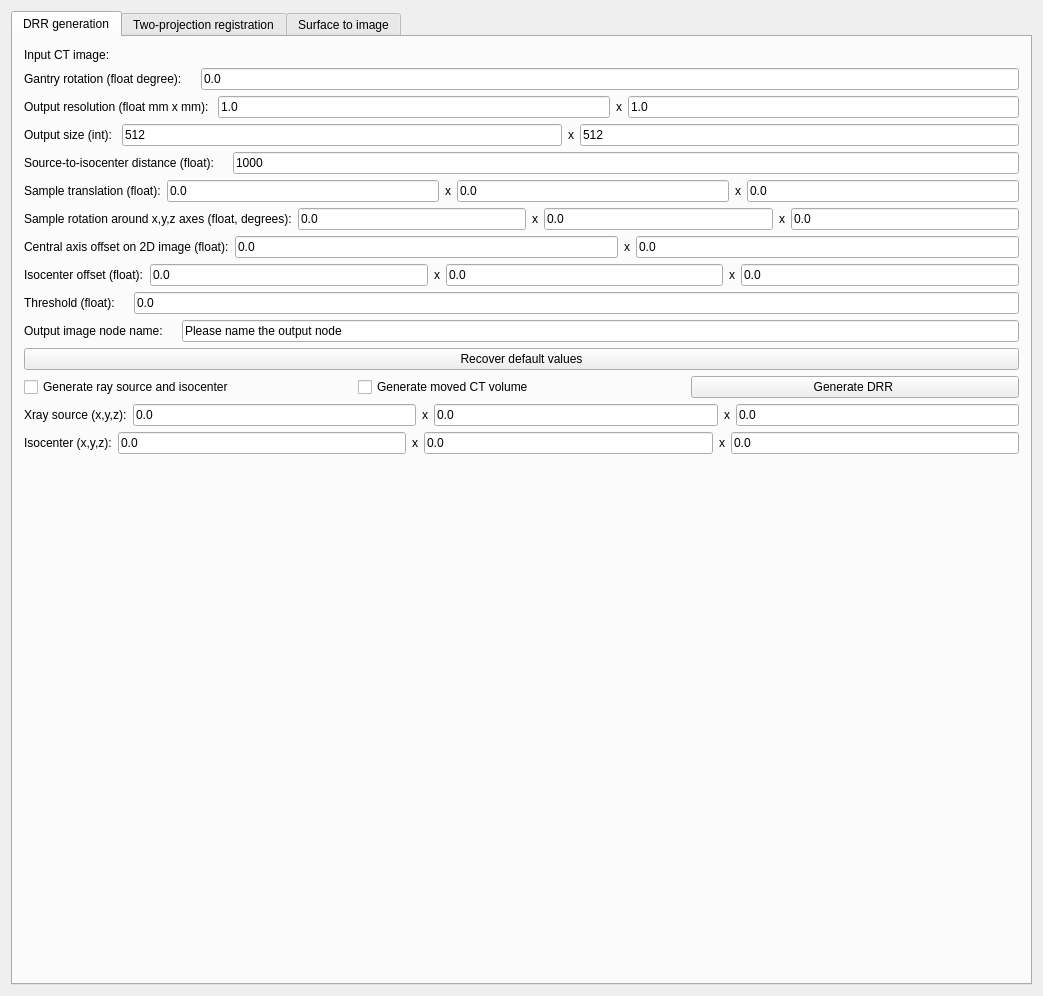
zzhou7/MITK_lancet, file Plugins/org.mitk.lancet.nodeeditor/src/internal/NodeEditorControls.ui: the form before one commit.
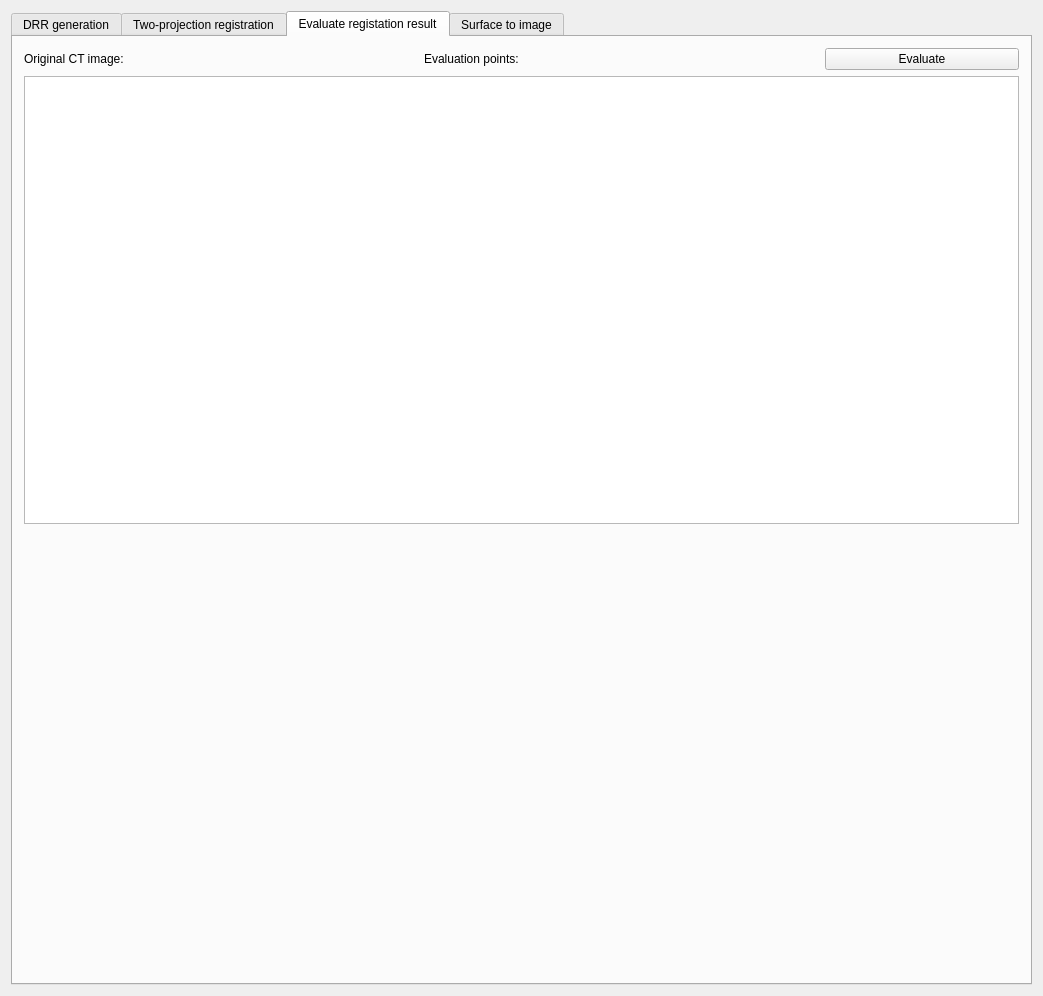
The form after the commit. Custom widgets are drawn as their Qt base class.

Commit message:
registration evaluation
add registration evaluation

The edit to the form file:
```diff
--- a/Plugins/org.mitk.lancet.nodeeditor/src/internal/NodeEditorControls.ui
+++ b/Plugins/org.mitk.lancet.nodeeditor/src/internal/NodeEditorControls.ui
@@ -23,7 +23,7 @@
    <item>
     <widget class="QTabWidget" name="tabWidget">
      <property name="currentIndex">
-      <number>0</number>
+      <number>2</number>
      </property>
      <widget class="QWidget" name="tab_5">
       <attribute name="title">
@@ -1072,6 +1072,60 @@
        </item>
       </layout>
      </widget>
+     <widget class="QWidget" name="tab_8">
+      <attribute name="title">
+       <string>Evaluate registation result</string>
+      </attribute>
+      <layout class="QVBoxLayout" name="verticalLayout_5">
+       <item>
+        <layout class="QHBoxLayout" name="horizontalLayout_33">
+         <item>
+          <widget class="QLabel" name="label_67">
+           <property name="text">
+            <string>Original CT image: </string>
+           </property>
+          </widget>
+         </item>
+         <item>
+          <widget class="QmitkSingleNodeSelectionWidget" name="rawCtImageSingleNodeSelectionWidget" native="true"/>
+         </item>
+         <item>
+          <widget class="QLabel" name="label_68">
+           <property name="text">
+            <string>Evaluation points:</string>
+           </property>
+          </widget>
+         </item>
+         <item>
+          <widget class="QmitkSingleNodeSelectionWidget" name="evaluationPointsSingleNodeSelectionWidget" native="true"/>
+         </item>
+         <item>
+          <widget class="QPushButton" name="evaluateRegisterPushButton">
+           <property name="text">
+            <string>Evaluate</string>
+           </property>
+          </widget>
+         </item>
+        </layout>
+       </item>
+       <item>
+        <widget class="QTextBrowser" name="evaluationTextBrowser"/>
+       </item>
+       <item>
+        <spacer name="verticalSpacer_4">
+         <property name="orientation">
+          <enum>Qt::Vertical</enum>
+         </property>
+         <property name="sizeHint" stdset="0">
+          <size>
+           <width>20</width>
+           <height>40</height>
+          </size>
+         </property>
+        </spacer>
+       </item>
+      </layout>
+     </widget>
      <widget class="QWidget" name="tab_7">
       <attribute name="title">
        <string>Surface to image</string>
```
Left out of the diff: 5 changed lines with no effect on the pictures. The commit also changes 2 other files.
